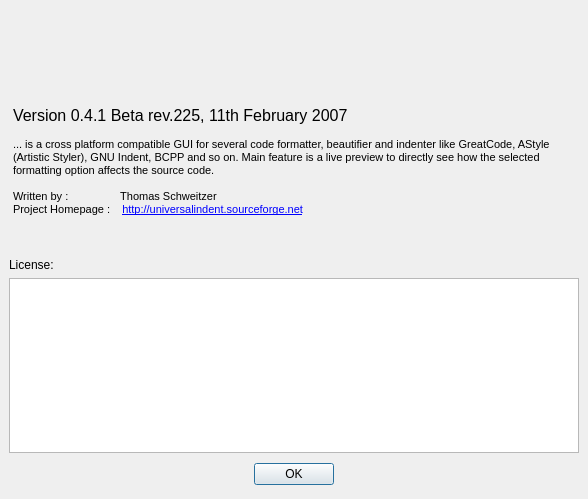
Qt form src/aboutdialog.ui (danblakemore/universal-indent-gui) before a commit.
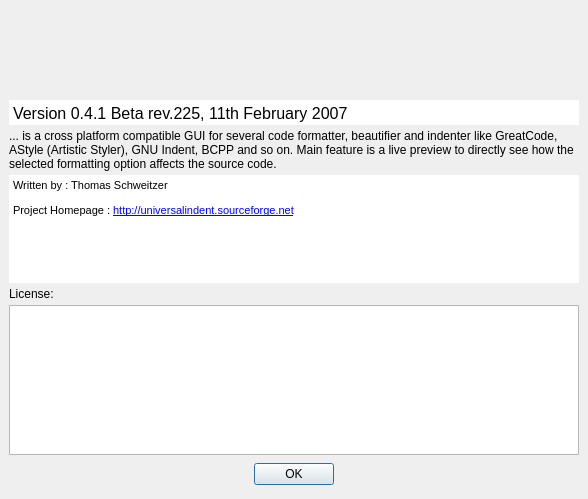
The same form after that commit. Icons and pictures are not drawn.

Commit message: Redesigned about dialog for easier translation.

Patch:
```diff
--- a/src/aboutdialog.ui
+++ b/src/aboutdialog.ui
@@ -43,7 +43,7 @@
     <number>9</number>
    </property>
    <property name="spacing" >
-    <number>6</number>
+    <number>4</number>
    </property>
    <item>
     <widget class="QLabel" name="label" >
@@ -75,12 +75,52 @@
      </property>
     </widget>
    </item>
+   <item>
+    <widget class="QTextBrowser" name="textBrowser_2" >
+     <property name="sizePolicy" >
+      <sizepolicy>
+       <hsizetype>7</hsizetype>
+       <vsizetype>5</vsizetype>
+       <horstretch>0</horstretch>
+       <verstretch>0</verstretch>
+      </sizepolicy>
+     </property>
+     <property name="maximumSize" >
+      <size>
+       <width>16777215</width>
+       <height>25</height>
+      </size>
+     </property>
+     <property name="frameShape" >
+      <enum>QFrame::NoFrame</enum>
+     </property>
+     <property name="verticalScrollBarPolicy" >
+      <enum>Qt::ScrollBarAlwaysOff</enum>
+     </property>
+     <property name="html" >
+      <string>&lt;html>&lt;head>&lt;meta name="qrichtext" content="1" />&lt;style type="text/css">
+p, li { white-space: pre-wrap; }
+&lt;/style>&lt;/head>&lt;body style=" font-family:'MS Shell Dlg 2'; font-size:8.25pt; font-weight:400; font-style:normal; text-decoration:none;">
+&lt;p style=" margin-top:12px; margin-bottom:12px; margin-left:0px; margin-right:0px; -qt-block-indent:0; text-indent:0px; font-size:12pt;">Version 0.4.1 Beta rev.225, 11th February 2007 &lt;/p>&lt;/body>&lt;/html></string>
+     </property>
+    </widget>
+   </item>
+   <item>
+    <widget class="QLabel" name="label_3" >
+     <property name="text" >
+      <string>... is a cross platform compatible GUI for several code formatter, beautifier and indenter like GreatCode, AStyle (Artistic Styler), GNU Indent, BCPP and so on. Main feature is a live preview to directly see how the selected formatting option affects the source code.</string>
+     </property>
+     <property name="wordWrap" >
+      <bool>true</bool>
+     </property>
+    </widget>
+   </item>
    <item>
     <widget class="QTextBrowser" name="textBrowser" >
      <property name="sizePolicy" >
       <sizepolicy>
        <hsizetype>5</hsizetype>
-       <vsizetype>1</vsizetype>
+       <vsizetype>5</vsizetype>
        <horstretch>0</horstretch>
        <verstretch>0</verstretch>
       </sizepolicy>
@@ -95,7 +135,7 @@
       <bool>false</bool>
      </property>
      <property name="styleSheet" >
-      <string>QTextBrowser{background-color:transparent}</string>
+      <string/>
      </property>
      <property name="frameShape" >
       <enum>QFrame::NoFrame</enum>
@@ -106,13 +146,9 @@
      <property name="html" >
       <string>&lt;html>&lt;head>&lt;meta name="qrichtext" content="1" />&lt;style type="text/css">
 p, li { white-space: pre-wrap; }
-&lt;/style>&lt;/head>&lt;body style=" font-family:'Sans Serif'; font-size:9pt; font-weight:400; font-style:normal; text-decoration:none;">
-&lt;p style=" margin-top:0px; margin-bottom:0px; margin-left:0px; margin-right:0px; -qt-block-indent:0; text-indent:0px; font-family:'MS Shell Dlg'; font-size:8pt;">&lt;span style=" font-family:'MS Shell Dlg 2'; font-size:12pt;">Version 0.4.1 Beta rev.225, 11th February 2007&lt;/span>&lt;/p>
-&lt;p style="-qt-paragraph-type:empty; margin-top:0px; margin-bottom:0px; margin-left:0px; margin-right:0px; -qt-block-indent:0; text-indent:0px; font-family:'MS Shell Dlg 2'; font-size:8pt;">&lt;/p>
-&lt;p style=" margin-top:0px; margin-bottom:0px; margin-left:0px; margin-right:0px; -qt-block-indent:0; text-indent:0px; font-family:'MS Shell Dlg 2'; font-size:8pt;">&lt;span style=" color:#000000;">... is a cross platform compatible GUI for several code formatter, beautifier and indenter like GreatCode, AStyle (Artistic Styler), GNU Indent, BCPP and so on. Main feature is a live preview to directly see how the selected formatting option affects the source code.&lt;/span>&lt;/p>
-&lt;p style="-qt-paragraph-type:empty; margin-top:0px; margin-bottom:0px; margin-left:0px; margin-right:0px; -qt-block-indent:0; text-indent:0px; font-family:'MS Shell Dlg 2'; font-size:8pt; color:#000000;">&lt;/p>
-&lt;p style=" margin-top:0px; margin-bottom:0px; margin-left:0px; margin-right:0px; -qt-block-indent:0; text-indent:0px; font-family:'MS Shell Dlg 2'; font-size:8pt; color:#000000;">Written by :  	         Thomas Schweitzer&lt;/p>
-&lt;p style=" margin-top:0px; margin-bottom:0px; margin-left:0px; margin-right:0px; -qt-block-indent:0; text-indent:0px; font-family:'MS Shell Dlg 2'; font-size:8pt; color:#000000;">Project Homepage :    &lt;a href="http://universalindent.sourceforge.net">&lt;span style=" text-decoration: underline; color:#0000ff;">http://universalindent.sourceforge.net&lt;/span>&lt;/a>&lt;/p>&lt;/body>&lt;/html></string>
+&lt;/style>&lt;/head>&lt;body style=" font-family:'MS Shell Dlg 2'; font-size:8.25pt; font-weight:400; font-style:normal; text-decoration:none;">
+&lt;p style=" margin-top:12px; margin-bottom:12px; margin-left:0px; margin-right:0px; -qt-block-indent:0; text-indent:0px;">Written by : Thomas Schweitzer &lt;/p>
+&lt;p style=" margin-top:12px; margin-bottom:12px; margin-left:0px; margin-right:0px; -qt-block-indent:0; text-indent:0px;">Project Homepage : &lt;a href="http://universalindent.sourceforge.net">&lt;span style=" text-decoration: underline; color:#0000ff;">http://universalindent.sourceforge.net&lt;/span>&lt;/a> &lt;/p>&lt;/body>&lt;/html></string>
      </property>
     </widget>
    </item>
@@ -125,13 +161,21 @@
    </item>
    <item>
     <widget class="QTextEdit" name="textEdit" >
+     <property name="sizePolicy" >
+      <sizepolicy>
+       <hsizetype>7</hsizetype>
+       <vsizetype>7</vsizetype>
+       <horstretch>0</horstretch>
+       <verstretch>0</verstretch>
+      </sizepolicy>
+     </property>
      <property name="readOnly" >
       <bool>true</bool>
      </property>
      <property name="html" >
       <string>&lt;html>&lt;head>&lt;meta name="qrichtext" content="1" />&lt;style type="text/css">
 p, li { white-space: pre-wrap; }
-&lt;/style>&lt;/head>&lt;body style=" font-family:'Sans Serif'; font-size:9pt; font-weight:400; font-style:normal; text-decoration:none;">
+&lt;/style>&lt;/head>&lt;body style=" font-family:'MS Shell Dlg 2'; font-size:8.25pt; font-weight:400; font-style:normal; text-decoration:none;">
 &lt;p style="-qt-paragraph-type:empty; margin-top:0px; margin-bottom:0px; margin-left:0px; margin-right:0px; -qt-block-indent:0; text-indent:0px; font-family:'Courier New'; font-size:8pt;">&lt;/p>&lt;/body>&lt;/html></string>
      </property>
     </widget>
```
The commit also changes 1 other file.
